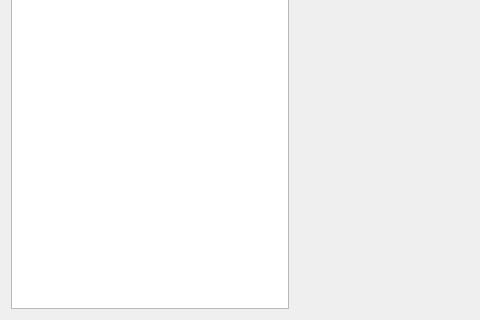
Before: the Qt Designer form src/qt/forms/qrctoken.ui in githubzon/qtum, drawn with Qt 5; both pictures show x 0 to 480 and y 147 to 467 of the 723 by 467 pixel window.
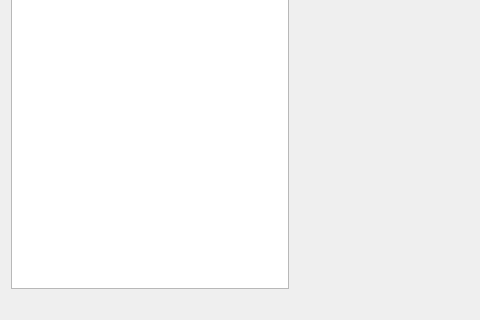
After: the same form once the commit is applied.

```diff
--- a/src/qt/forms/qrctoken.ui
+++ b/src/qt/forms/qrctoken.ui
@@ -13,7 +13,7 @@
   <property name="windowTitle">
    <string>Form</string>
   </property>
-  <layout class="QVBoxLayout" name="verticalLayout_2" stretch="0,0">
+  <layout class="QVBoxLayout" name="verticalLayout_2" stretch="0,0,0">
    <item>
     <layout class="QHBoxLayout" name="horizontalLayout" stretch="2,3">
      <item>
@@ -32,6 +32,22 @@
      </item>
     </layout>
    </item>
+   <item>
+    <spacer name="verticalSpacer">
+     <property name="orientation">
+      <enum>Qt::Vertical</enum>
+     </property>
+     <property name="sizeType">
+      <enum>QSizePolicy::Fixed</enum>
+     </property>
+     <property name="sizeHint" stdset="0">
+      <size>
+       <width>20</width>
+       <height>20</height>
+      </size>
+     </property>
+    </spacer>
+   </item>
    <item>
     <layout class="QVBoxLayout" name="tokenViewLayout"/>
    </item>
```
Left out of the diff: 2 changed lines with no effect on the pictures.
